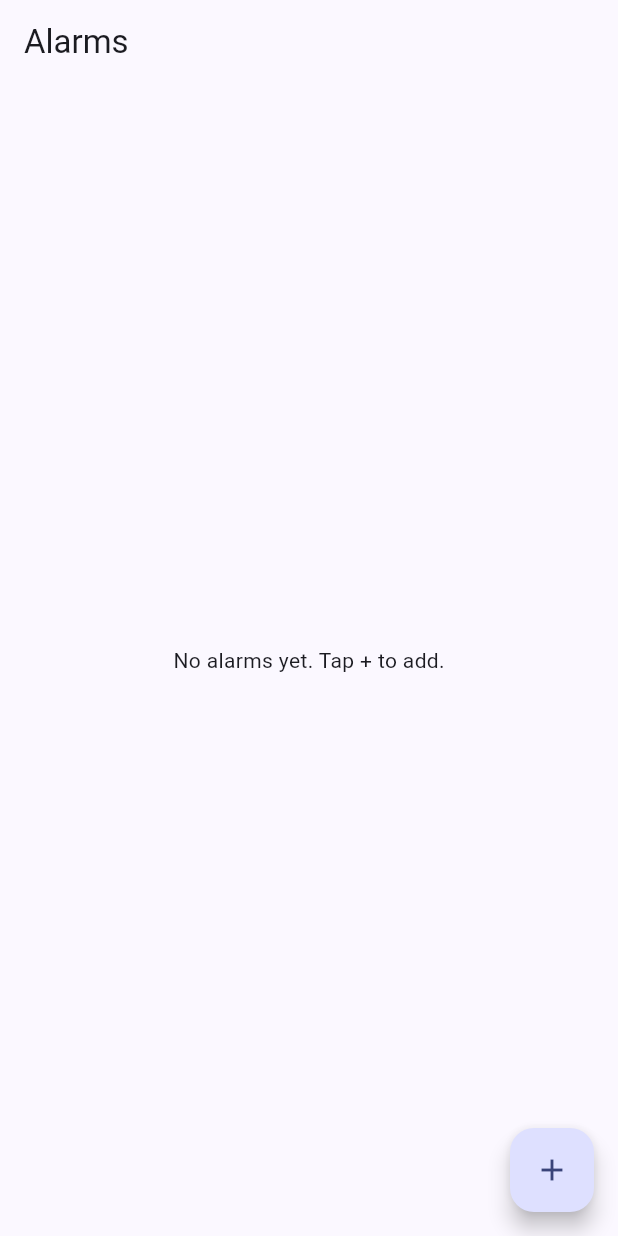
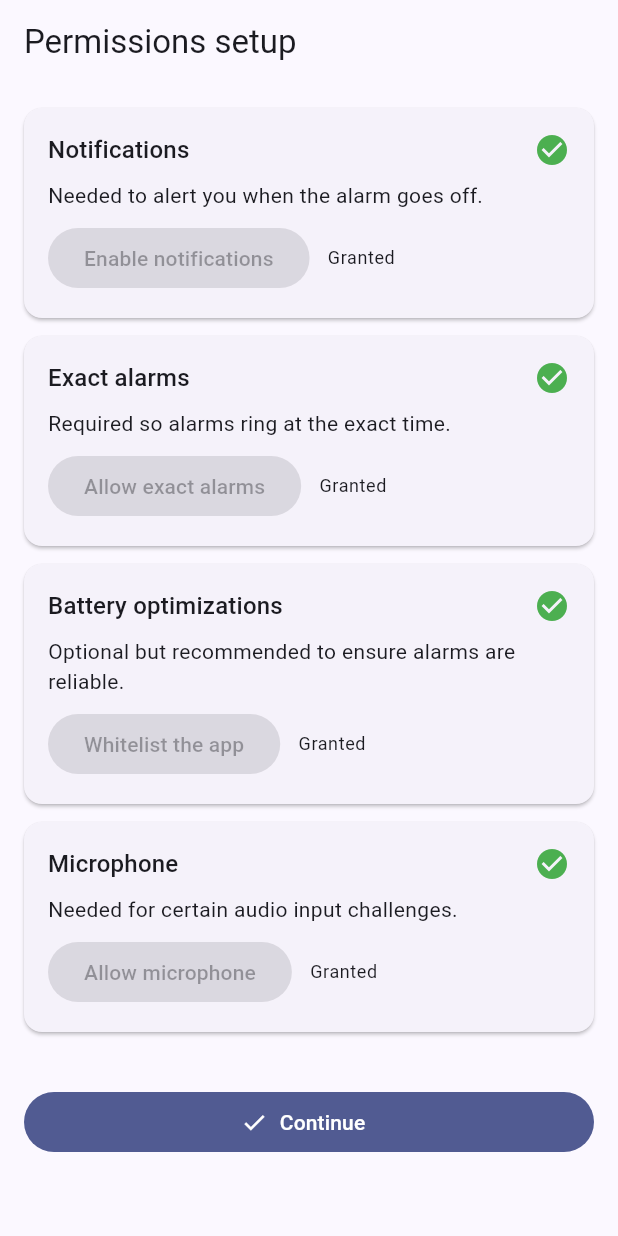
Before and after one commit to lavvsharma/alarm_app, a Flutter app: the screen it shows after launch, on a phone screen of 412 x 824 dp. Run offline on Flutter 3.47's test engine with Material 3 defaults, Android fonts, the phone set to English and light mode, and no system bars; our stand-ins replace flutter_local_notifications, hive, just_audio, permission_handler, timezone; missing offline and left inert: android_alarm_manager_plus, audio_session; accounts and stored records are empty; statements that could not run were skipped.

Commit message:
feat: Implement permissions flow and settings screen
Adds screens for handling user permissions and a settings page. Also includes necessary AndroidManifest permissions.

Co-authored-by: lavsharma2016 <lavsharma2016@gmail.com>

```diff
--- a/epic_alarm/lib/routes.dart
+++ b/epic_alarm/lib/routes.dart
@@ -2,13 +2,17 @@ import 'package:flutter/material.dart';
 import 'screens/alarm_list.dart';
 import 'screens/alarm_edit.dart';
 import 'screens/challenge_screen.dart';
+import 'screens/initial_permissions_flow.dart';
+import 'screens/settings.dart';
+import 'services/di.dart';
+import 'services/platform_permissions.dart';
 
 class AppRoutes {
   static const String splash = '/';
   static const String home = '/home';
   static const String alarmEdit = '/alarm_edit';
   static const String challenge = '/challenge';
-  static const String challenge = '/challenge';
+  static const String settings = '/settings';
 
   static Map<String, WidgetBuilder> buildRoutes() {
     return {
@@ -19,6 +23,8 @@ class AppRoutes {
         final String alarmId = ModalRoute.of(context)!.settings.arguments as String;
         return ChallengeScreen(alarmId: alarmId);
       },
+      AppRoutesPermissions.initial: (context) => const InitialPermissionsFlowScreen(),
+      settings: (context) => const SettingsScreen(),
     };
   }
 }
@@ -31,7 +37,13 @@ class _SplashScreen extends StatelessWidget {
     Future.microtask(() async {
       await Future.delayed(const Duration(milliseconds: 600));
       if (!context.mounted) return;
-      Navigator.of(context).pushReplacementNamed(AppRoutes.home);
+      final PlatformPermissionsService perms = DI.permissions;
+      final bool done = await perms.isOnboardingDone();
+      if (done) {
+        Navigator.of(context).pushReplacementNamed(AppRoutes.home);
+      } else {
+        Navigator.of(context).pushReplacementNamed(AppRoutesPermissions.initial);
+      }
     });
 
     return const Scaffold(
@@ -41,5 +53,9 @@ class _SplashScreen extends StatelessWidget {
     );
   }
 }
+class AppRoutesPermissions {
+  static const String initial = '/initial_permissions';
+}
+
 
 // Home replaced by AlarmListScreen
--- /dev/null
+++ b/epic_alarm/lib/screens/initial_permissions_flow.dart
@@ -0,0 +1,174 @@
+import 'dart:io' show Platform;
+
+import 'package:flutter/material.dart';
+
+import '../services/di.dart';
+import '../services/platform_permissions.dart';
+import '../routes.dart';
+
+class InitialPermissionsFlowScreen extends StatefulWidget {
+  const InitialPermissionsFlowScreen({super.key});
+
+  @override
+  State<InitialPermissionsFlowScreen> createState() => _InitialPermissionsFlowScreenState();
+}
+
+class _InitialPermissionsFlowScreenState extends State<InitialPermissionsFlowScreen> {
+  final PlatformPermissionsService _permissions = DI.permissions;
+  PermissionsSnapshot? _snapshot;
+  bool _busy = false;
+
+  @override
+  void initState() {
+    super.initState();
+    _refresh();
+  }
+
+  Future<void> _refresh() async {
+    final snap = await _permissions.currentSnapshot();
+    setState(() => _snapshot = snap);
+  }
+
+  Future<void> _requestNotifications() async {
+    setState(() => _busy = true);
+    await _permissions.requestNotifications();
+    await _refresh();
+    setState(() => _busy = false);
+  }
+
+  Future<void> _requestExactAlarm() async {
+    setState(() => _busy = true);
+    await _permissions.requestExactAlarm();
+    await _refresh();
+    setState(() => _busy = false);
+  }
+
+  Future<void> _requestBatteryIgnore() async {
+    setState(() => _busy = true);
+    await _permissions.requestIgnoreBatteryOptimizations();
+    await _refresh();
+    setState(() => _busy = false);
+  }
+
+  Future<void> _requestMicrophone() async {
+    setState(() => _busy = true);
+    await _permissions.requestMicrophone();
+    await _refresh();
+    setState(() => _busy = false);
+  }
+
+  Future<void> _finish() async {
+    await _permissions.setOnboardingDone(true);
+    if (!mounted) return;
+    Navigator.of(context).pushReplacementNamed(AppRoutes.home);
+  }
+
+  @override
+  Widget build(BuildContext context) {
+    final snapshot = _snapshot;
+    return Scaffold(
+      appBar: AppBar(title: const Text('Permissions setup')),
+      body: snapshot == null
+          ? const Center(child: CircularProgressIndicator())
+          : ListView(
+              padding: const EdgeInsets.all(16),
+              children: [
+                _Section(
+                  title: 'Notifications',
+                  granted: snapshot.notificationsGranted,
+                  description: 'Needed to alert you when the alarm goes off.',
+                  actionLabel: 'Enable notifications',
+                  onAction: _requestNotifications,
+                ),
+                if (Platform.isAndroid)
+                  _Section(
+                    title: 'Exact alarms',
+                    granted: snapshot.exactAlarmGranted,
+                    description: 'Required so alarms ring at the exact time.',
+                    actionLabel: 'Allow exact alarms',
+                    onAction: _requestExactAlarm,
+                  ),
+                if (Platform.isAndroid)
+                  _Section(
+                    title: 'Battery optimizations',
+                    granted: snapshot.batteryOptimizationIgnored,
+                    description: 'Optional but recommended to ensure alarms are reliable.',
+                    actionLabel: 'Whitelist the app',
+                    onAction: _requestBatteryIgnore,
+                  ),
+                _Section(
+                  title: 'Microphone',
+                  granted: snapshot.microphoneGranted,
+                  description: 'Needed for certain audio input challenges.',
+                  actionLabel: 'Allow microphone',
+                  onAction: _requestMicrophone,
+                ),
+                const SizedBox(height: 24),
+                FilledButton.icon(
+                  onPressed: !_busy && snapshot.allCriticalGranted ? _finish : null,
+                  icon: const Icon(Icons.check),
+                  label: const Text('Continue'),
+                ),
+                if (!_busy && !snapshot.allCriticalGranted)
+                  Padding(
+                    padding: const EdgeInsets.only(top: 12),
+                    child: Text(
+                      'You can continue after granting the required permissions above. You can change these anytime in Settings.',
+                      style: Theme.of(context).textTheme.bodySmall,
+                    ),
+                  ),
+              ],
+            ),
+    );
+  }
+}
+
+class _Section extends StatelessWidget {
+  final String title;
+  final String description;
+  final String actionLabel;
+  final bool granted;
+  final VoidCallback onAction;
+
+  const _Section({
+    required this.title,
+    required this.description,
+    required this.actionLabel,
+    required this.granted,
+    required this.onAction,
+  });
+
+  @override
+  Widget build(BuildContext context) {
+    return Card(
+      margin: const EdgeInsets.only(bottom: 12),
+      child: Padding(
+        padding: const EdgeInsets.all(16),
+        child: Column(
+          crossAxisAlignment: CrossAxisAlignment.start,
+          children: [
+            Row(
+              children: [
+                Expanded(child: Text(title, style: Theme.of(context).textTheme.titleMedium)),
+                Icon(granted ? Icons.check_circle : Icons.error_outline, color: granted ? Colors.green : Colors.orange),
+              ],
+            ),
+            const SizedBox(height: 8),
+            Text(description),
+            const SizedBox(height: 8),
+            Row(
+              children: [
+                FilledButton(
+                  onPressed: granted ? null : onAction,
+                  child: Text(actionLabel),
+                ),
+                const SizedBox(width: 12),
+                Text(granted ? 'Granted' : 'Not granted', style: Theme.of(context).textTheme.bodySmall),
+              ],
+            ),
+          ],
+        ),
+      ),
+    );
+  }
+}
--- a/epic_alarm/lib/services/di.dart
+++ b/epic_alarm/lib/services/di.dart
@@ -3,6 +3,7 @@ import 'challenge_generator.dart';
 import 'scheduler.dart';
 import 'audio_service.dart';
 import 'challenge_validator.dart';
+import 'platform_permissions.dart';
 
 class DI {
   DI._();
@@ -12,4 +13,5 @@ class DI {
   static final AlarmSchedulerService scheduler = AlarmSchedulerService();
   static final AlarmAudioService audio = AlarmAudioService();
   static final ChallengeValidatorService challengeValidator = ChallengeValidatorService();
+  static final PlatformPermissionsService permissions = PlatformPermissionsService();
 }
--- /dev/null
+++ b/epic_alarm/lib/services/platform_permissions.dart
@@ -0,0 +1,148 @@
+import 'dart:io' show Platform;
+
+import 'package:flutter/foundation.dart';
+import 'package:permission_handler/permission_handler.dart';
+
+import 'storage/hive_storage.dart';
+
+class PermissionsSnapshot {
+  final bool notificationsGranted;
+  final bool exactAlarmGranted;
+  final bool batteryOptimizationIgnored;
+  final bool microphoneGranted;
+
+  const PermissionsSnapshot({
+    required this.notificationsGranted,
+    required this.exactAlarmGranted,
+    required this.batteryOptimizationIgnored,
+    required this.microphoneGranted,
+  });
+
+  bool get allCriticalGranted {
+    if (Platform.isAndroid) {
+      return notificationsGranted && exactAlarmGranted;
+    }
+    return notificationsGranted;
+  }
+}
+
+class PlatformPermissionsService {
+  static const String _kOnboardingDone = 'onboarding_done';
+  static const String _kPermNotifications = 'perm_notifications';
+  static const String _kPermExactAlarm = 'perm_exact_alarm';
+  static const String _kPermBatteryIgnore = 'perm_battery_ignore';
+  static const String _kPermMicrophone = 'perm_microphone';
+
+  final HiveStorageService _storage;
+
+  PlatformPermissionsService({HiveStorageService? storage}) : _storage = storage ?? HiveStorageService();
+
+  Future<bool> isOnboardingDone() async {
+    return await _storage.getBoolSetting(_kOnboardingDone) ?? false;
+  }
+
+  Future<void> setOnboardingDone(bool value) async {
+    await _storage.setBoolSetting(_kOnboardingDone, value);
+  }
+
+  Future<PermissionsSnapshot> currentSnapshot({bool persist = true}) async {
+    final bool notifications = await _isNotificationGranted();
+    final bool exactAlarm = await _isExactAlarmGranted();
+    final bool batteryIgnored = await _isBatteryOptimizationIgnored();
+    final bool mic = await _isMicrophoneGranted();
+
+    if (persist) {
+      await _storage.setBoolSetting(_kPermNotifications, notifications);
+      await _storage.setBoolSetting(_kPermExactAlarm, exactAlarm);
+      await _storage.setBoolSetting(_kPermBatteryIgnore, batteryIgnored);
+      await _storage.setBoolSetting(_kPermMicrophone, mic);
+    }
+
+    return PermissionsSnapshot(
+      notificationsGranted: notifications,
+      exactAlarmGranted: exactAlarm,
+      batteryOptimizationIgnored: batteryIgnored,
+      microphoneGranted: mic,
+    );
+  }
+
+  Future<bool> requestNotifications() async {
+    final PermissionStatus status = await Permission.notification.request();
+    final bool granted = status.isGranted;
+    await _storage.setBoolSetting(_kPermNotifications, granted);
+    return granted;
+  }
+
+  Future<bool> requestExactAlarm() async {
+    if (!Platform.isAndroid) return true;
+    try {
+      final status = await Permission.scheduleExactAlarm.request();
+      final bool granted = status.isGranted;
+      await _storage.setBoolSetting(_kPermExactAlarm, granted);
+      return granted;
+    } catch (_) {
+      return await _isExactAlarmGranted();
+    }
+  }
+
+  Future<bool> requestIgnoreBatteryOptimizations() async {
+    if (!Platform.isAndroid) return true;
+    try {
+      final PermissionStatus status = await Permission.ignoreBatteryOptimizations.request();
+      final bool ignored = status.isGranted;
+      await _storage.setBoolSetting(_kPermBatteryIgnore, ignored);
+      return ignored;
+    } catch (_) {
+      return await _isBatteryOptimizationIgnored();
+    }
+  }
+
+  Future<bool> requestMicrophone() async {
+    final PermissionStatus status = await Permission.microphone.request();
+    final bool granted = status.isGranted;
+    await _storage.setBoolSetting(_kPermMicrophone, granted);
+    return granted;
+  }
+
+  Future<void> openAppSettingsPage() async {
+    await openAppSettings();
+  }
+
+  Future<bool> _isNotificationGranted() async {
+    try {
+      final PermissionStatus status = await Permission.notification.status;
+      return status.isGranted || status.isLimited;
+    } catch (_) {
+      return true;
+    }
+  }
+
+  Future<bool> _isExactAlarmGranted() async {
+    if (!Platform.isAndroid) return true;
+    try {
+      final PermissionStatus status = await Permission.scheduleExactAlarm.status;
+      return status.isGranted;
+    } catch (_) {
+      return true;
+    }
+  }
+
+  Future<bool> _isBatteryOptimizationIgnored() async {
+    if (!Platform.isAndroid) return true;
+    try {
+      final PermissionStatus status = await Permission.ignoreBatteryOptimizations.status;
+      return status.isGranted;
+    } catch (_) {
+      return false;
+    }
+  }
+
+  Future<bool> _isMicrophoneGranted() async {
+    try {
+      final PermissionStatus status = await Permission.microphone.status;
+      return status.isGranted || status.isLimited;
+    } catch (_) {
+      return true;
+    }
+  }
+}
--- a/epic_alarm/lib/services/scheduler.dart
+++ b/epic_alarm/lib/services/scheduler.dart
@@ -12,12 +12,14 @@ import '../models/alarm.dart';
 import 'storage/hive_storage.dart';
 import '../routes.dart';
 import 'navigation.dart';
+import 'platform_permissions.dart';
 
 /// Cross-platform scheduler abstraction.
 /// Exposes scheduleAlarm/cancelAlarm/rescheduleAllOnBoot and delegates to a pluggable backend.
 class AlarmSchedulerService {
   final SchedulerBackend _backend;
   bool _initialized = false;
+  final PlatformPermissionsService _permissions = PlatformPermissionsService();
 
   AlarmSchedulerService({SchedulerBackend? backend})
       : _backend = backend ?? (Platform.isAndroid ? AndroidExactAlarmBackend() : LocalNotificationsBackend());
@@ -41,6 +43,16 @@ class AlarmSchedulerService {
   Future<void> scheduleAlarm(Alarm alarm) async {
     if (!_initialized) {
       await initialize();
+    }
+    // Enforce required permissions for exact alarms on Android
+    if (Platform.isAndroid && _backend is AndroidExactAlarmBackend) {
+      final PermissionsSnapshot snapshot = await _permissions.currentSnapshot(persist: true);
+      final List<String> missing = <String>[];
+      if (!snapshot.notificationsGranted) missing.add('Notifications');
+      if (!snapshot.exactAlarmGranted) missing.add('Exact Alarms');
+      if (missing.isNotEmpty) {
+        throw MissingPermissionsException(missing: missing);
+      }
     }
     final DateTime next = _computeNextOccurrence(alarm, DateTime.now());
     await _backend.scheduleAt(alarm.id, next, payload: alarm.id);
@@ -118,6 +130,15 @@ class AlarmSchedulerService {
         return candidate;
     }
   }
+}
+
+class MissingPermissionsException implements Exception {
+  final List<String> missing;
+
+  MissingPermissionsException({required this.missing});
+
+  @override
+  String toString() => 'MissingPermissionsException(missing: ${missing.join(', ')})';
 }
 
 /// Backend interface for scheduling primitives.
```
Also changed, not shown: epic_alarm/lib/screens/alarm_list.dart (+59 -2 lines), epic_alarm/lib/screens/settings.dart (added, +107 -0 lines), epic_alarm/lib/services/storage/hive_storage.dart (+15 -0 lines), 1 other file.
